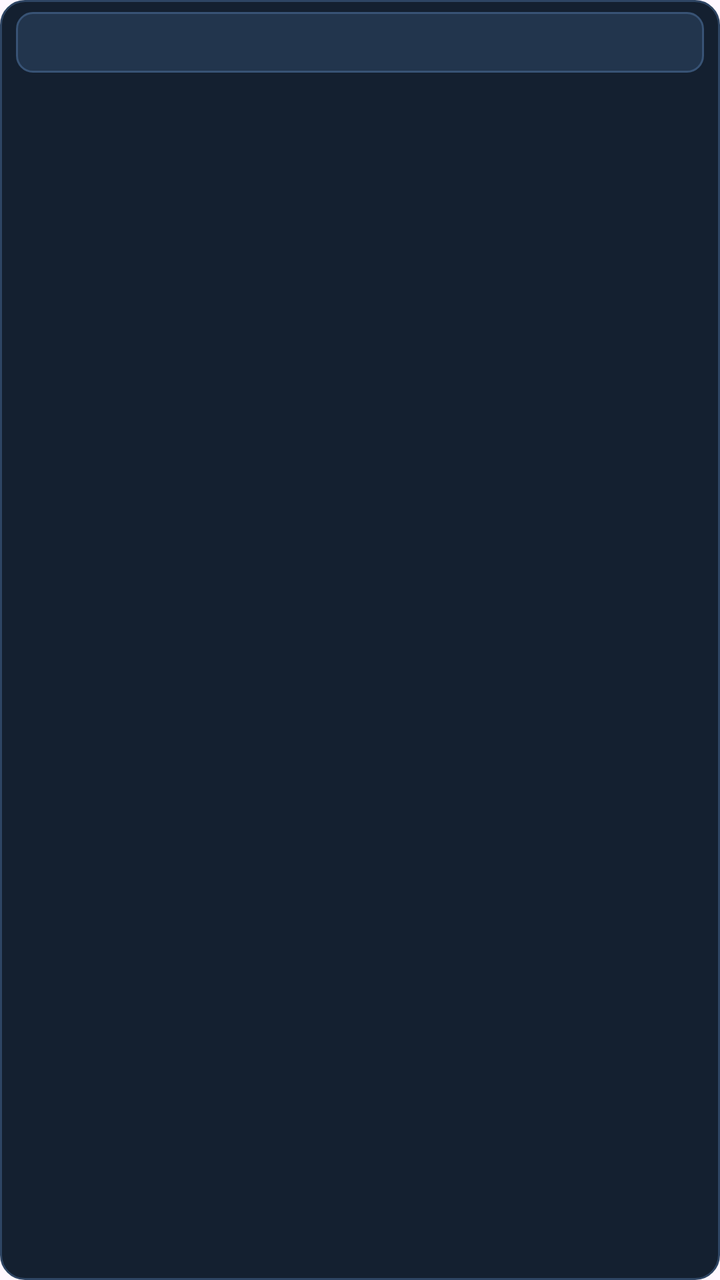
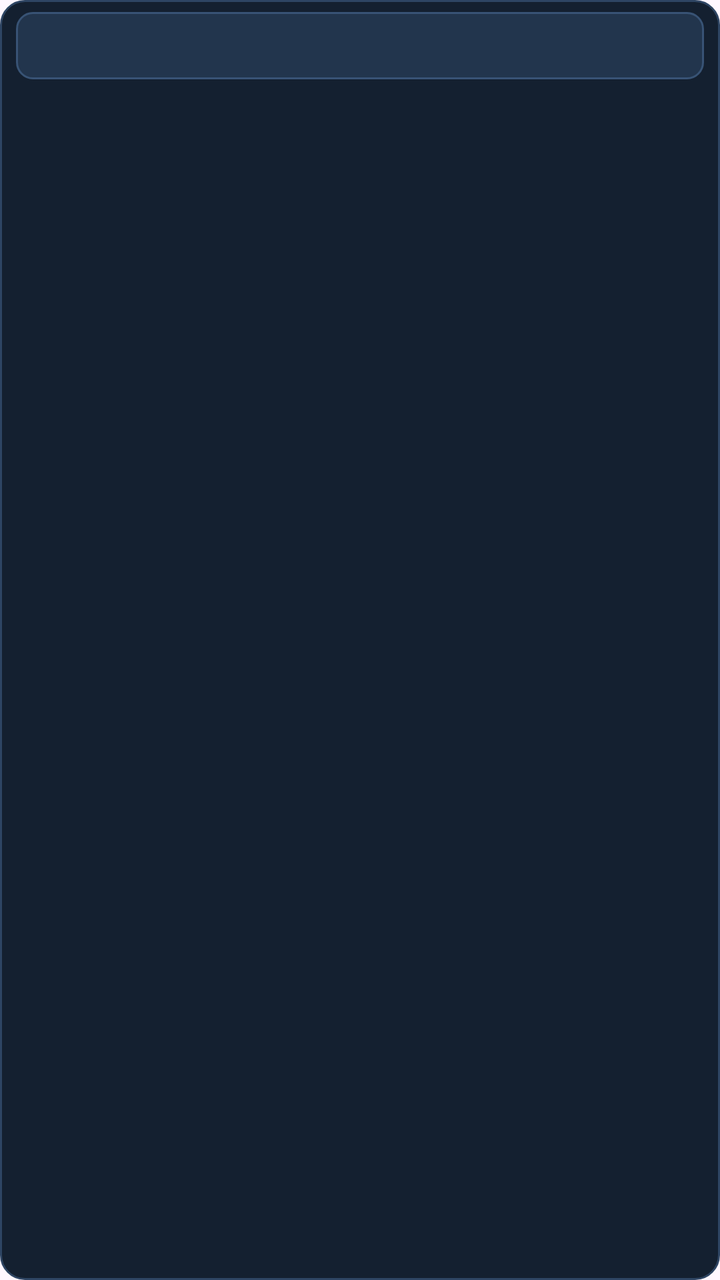

Screens rendered from an Android XML layout before and after an edit, with the pre-edit source and the edit as a unified diff.
<!-- AndroidManifest.xml: application theme Theme.TransitMap -->
<!-- res/layout/widget_group.xml -->
<?xml version="1.0" encoding="utf-8"?>
<LinearLayout xmlns:android="http://schemas.android.com/apk/res/android"
    android:id="@+id/g_root"
    android:layout_width="match_parent"
    android:layout_height="wrap_content"
    android:layout_marginVertical="3.5dp"
    android:background="@drawable/widget_row_bg"
    android:orientation="vertical"
    android:paddingHorizontal="8dp"
    android:paddingVertical="6dp">

    
    <LinearLayout
        android:id="@+id/g_header"
        android:layout_width="match_parent"
        android:layout_height="wrap_content"
        android:background="@drawable/widget_group_header_bg"
        android:gravity="center_vertical"
        android:orientation="horizontal"
        android:paddingHorizontal="9dp"
        android:paddingVertical="5dp">

        <TextView
            android:id="@+id/g_title"
            android:layout_width="0dp"
            android:layout_height="wrap_content"
            android:layout_weight="1"
            android:ellipsize="end"
            android:maxLines="1"
            android:shadowColor="#DD000000"
            android:shadowDx="0"
            android:shadowDy="1"
            android:shadowRadius="2.5"
            android:textColor="#FFFFFF"
            android:textSize="15sp"
            android:textStyle="bold" />

        <TextView
            android:id="@+id/g_meta"
            android:layout_width="wrap_content"
            android:layout_height="wrap_content"
            android:layout_marginStart="6dp"
            android:shadowColor="#DD000000"
            android:shadowDx="0"
            android:shadowDy="1"
            android:shadowRadius="2"
            android:textColor="#FFD54F"
            android:textSize="12.5sp"
            android:textStyle="bold" />
    </LinearLayout>

    
    <LinearLayout
        android:id="@+id/g_items"
        android:layout_width="match_parent"
        android:layout_height="wrap_content"
        android:layout_marginTop="3dp"
        android:orientation="vertical" />
</LinearLayout>
<!-- resources referenced by this layout -->
<resources>
  <!-- drawable widget_group_header_bg (drawable) -->
  <?xml version="1.0" encoding="utf-8"?>
  <shape xmlns:android="http://schemas.android.com/apk/res/android" android:shape="rectangle">
      <solid android:color="#22354D" />
      <stroke android:width="1dp" android:color="#385375" />
      <corners android:radius="8dp" />
  </shape>
  <!-- drawable widget_row_bg (drawable) -->
  <?xml version="1.0" encoding="utf-8"?>
  <shape xmlns:android="http://schemas.android.com/apk/res/android" android:shape="rectangle">
      <solid android:color="#142030" />
      <stroke android:width="1.1dp" android:color="#2E4563" />
      <corners android:radius="12dp" />
  </shape>
  <style name="Theme.TransitMap" parent="Theme.Material3.Light">
          <item name="colorPrimary">#1565C0</item>
          <item name="colorSecondary">#2E9E44</item>
      </style>
</resources>

<!-- the commit's change to res/layout/widget_group.xml (unified diff, before → after) -->
@@ -32,7 +32,7 @@
             android:shadowDy="1"
             android:shadowRadius="2.5"
             android:textColor="#FFFFFF"
-            android:textSize="15sp"
+            android:textSize="17.5sp"
             android:textStyle="bold" />
 
         <TextView
@@ -45,7 +45,7 @@
             android:shadowDy="1"
             android:shadowRadius="2"
             android:textColor="#FFD54F"
-            android:textSize="12.5sp"
+            android:textSize="14.5sp"
             android:textStyle="bold" />
     </LinearLayout>
 
